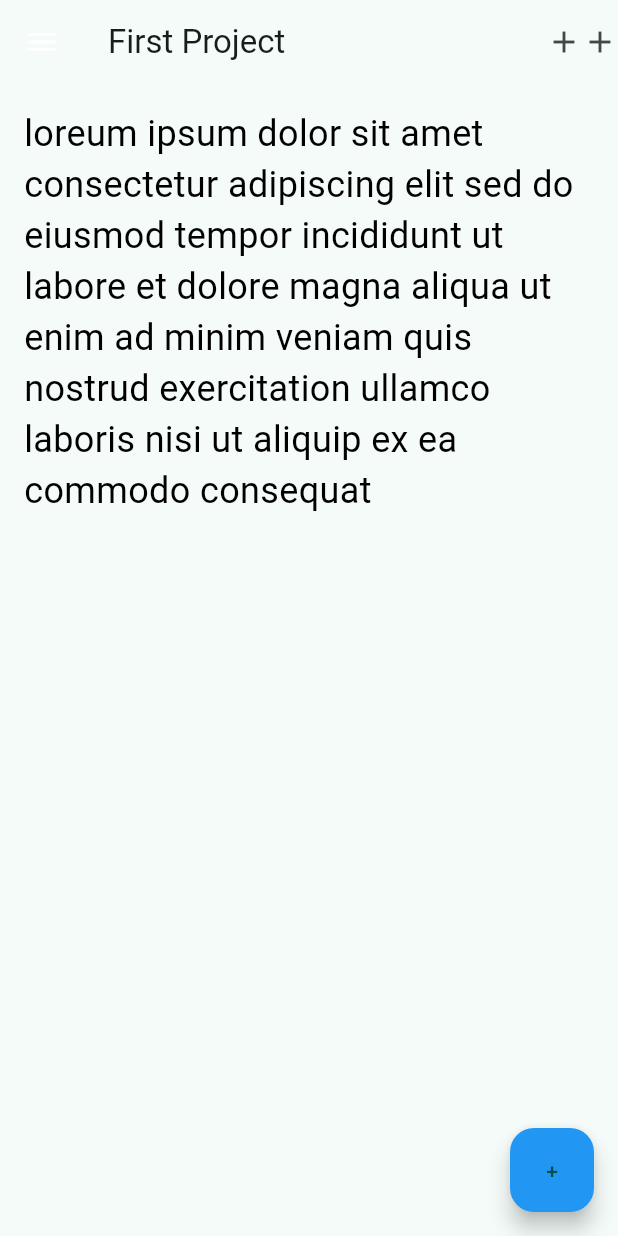
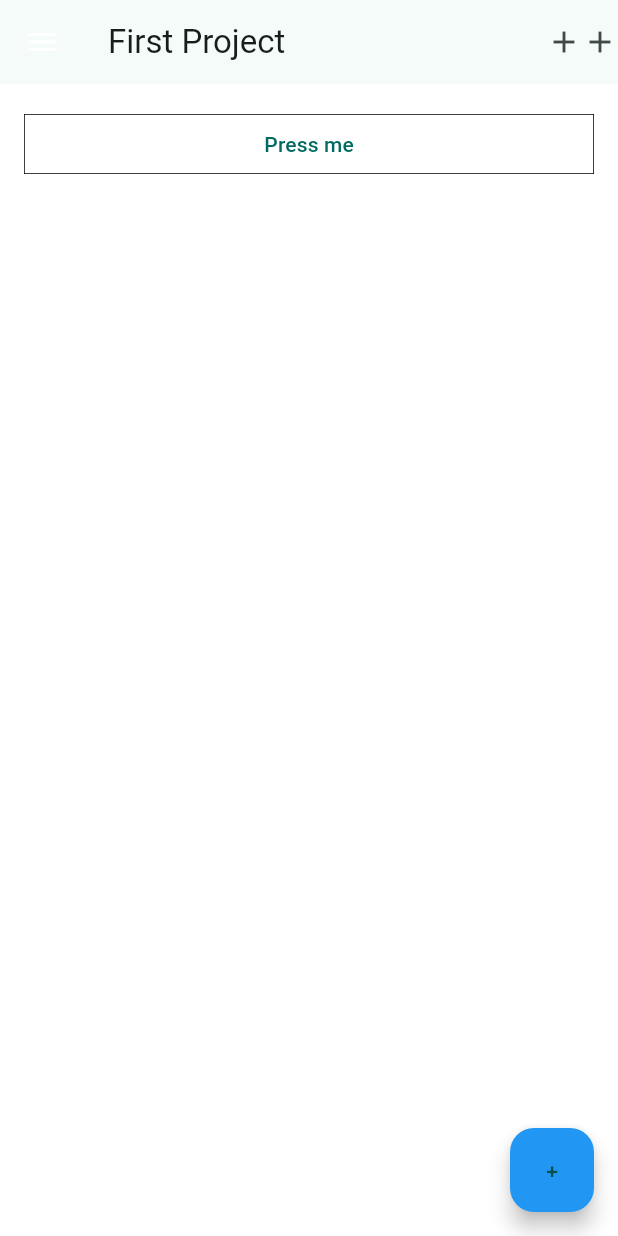
Before and after one commit to Mansour-Academy/flutter-course-first-project, a Flutter app: the screen it shows after launch, on a phone screen of 412 x 824 dp. Run offline on Flutter 3.47's test engine with Material 3 defaults, Android fonts, the phone set to English and light mode, and no system bars.

Commit message:
Buttons Widget

```diff
--- a/lib/main.dart
+++ b/lib/main.dart
@@ -45,6 +45,7 @@ class HomePage extends StatelessWidget {
   @override
   Widget build(BuildContext context) {
     return Scaffold(
+      backgroundColor: Colors.white,
       appBar: AppBar(
         title: Text('First Project'),
         centerTitle: false,
@@ -60,26 +61,56 @@ class HomePage extends StatelessWidget {
         ],
         leadingWidth: 56,
       ),
-      body: const Padding(
-        padding: EdgeInsets.all(16.0),
+      body: Padding(
+        padding: const EdgeInsets.all(16.0),
+
+        /// outlined button
+        // child: SizedBox(
+        //   width: double.infinity,
+        //   child: OutlinedButton(
+        //     onPressed: () {},
+        //     child: const Text(
+        //       'Press me',
+        //     ),
+        //   ),
+        // ),
+
+        /// text button
+        // child: TextButton(
+        //   onPressed: () {},
+        //   child: const Text(
+        //     'Press me',
+        //   ),
+        // ),
+
+        /// elevated button
         child: SizedBox(
           width: double.infinity,
-          height: double.infinity,
-          child: Text(
-            'loreum ipsum dolor sit amet consectetur adipiscing elit sed do eiusmod tempor incididunt ut labore et dolore magna aliqua ut enim ad minim veniam quis nostrud exercitation ullamco laboris nisi ut aliquip ex ea commodo consequat',
-            style: TextStyle(
-              // backgroundColor: Colors.yellow,
-              fontSize: 24,
-              fontWeight: FontWeight.normal,
-              color: Colors.black,
-              // decoration: TextDecoration.underline,
-              decorationThickness: 1,
-              decorationColor: Colors.blue,
+          child: ElevatedButton(
+            onPressed: () {},
+            style: ButtonStyle(
+              backgroundColor: WidgetStateProperty.all(Colors.white),
+              // overlayColor: WidgetStateProperty.all(Colors.red),
+              elevation: WidgetStateProperty.all(0),
+              shape: WidgetStateProperty.all(
+                RoundedRectangleBorder(
+                  borderRadius: BorderRadius.circular(0),
+                ),
+              ),
+              side: WidgetStateProperty.all(
+                BorderSide(
+                  color: Colors.black,
+                  width: 0.5,
+                ),
+              ),
             ),
-            textDirection: TextDirection.ltr,
-            // maxLines: 3,
-            // overflow: TextOverflow.ellipsis,
-            // selectionColor: Colors.green,
+            child: const Text(
+              'Press me',
+              // style: TextStyle(
+              //   color: Colors.white,
+              //   fontSize: 24,
+              // ),
+            ),
           ),
         ),
       ),
```
